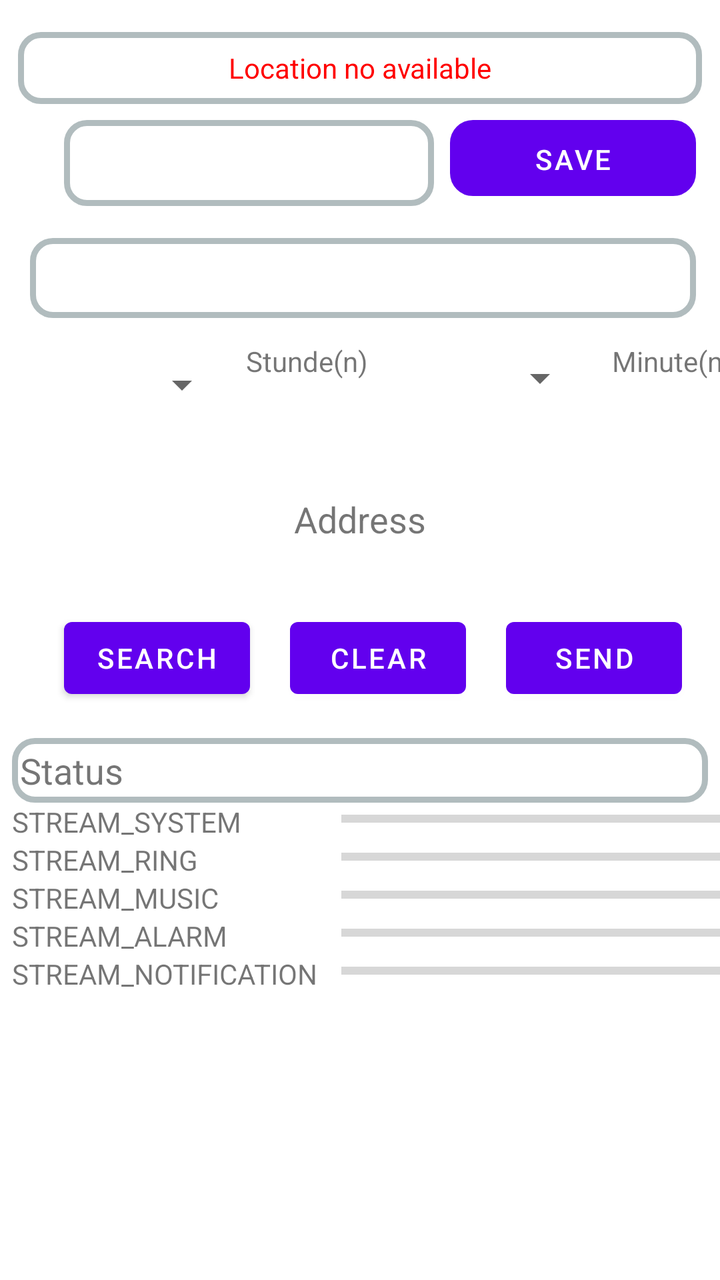
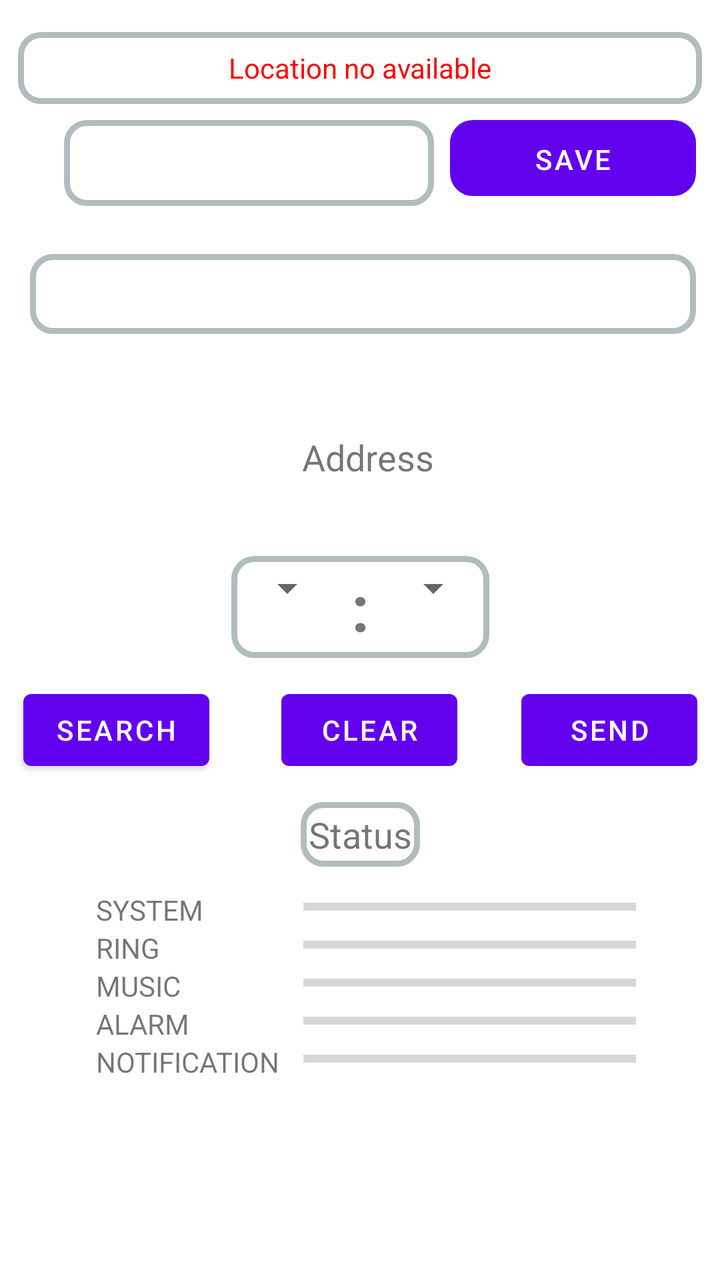

Two renders of the same Android screen: before a commit and after it. Below are the layout's source before the change and the commit's diff.
<!-- AndroidManifest.xml: activity theme Theme.IAmHere -->
<!-- res/layout/activity_main.xml -->
<?xml version="1.0" encoding="utf-8"?>
<androidx.constraintlayout.widget.ConstraintLayout xmlns:android="http://schemas.android.com/apk/res/android"
    xmlns:app="http://schemas.android.com/apk/res-auto"
    xmlns:tools="http://schemas.android.com/tools"
    android:id="@+id/main"
    android:layout_width="match_parent"
    android:layout_height="match_parent"
    android:visibility="visible">

    <TextView
        android:id="@+id/textViewLocationAvailable"
        android:layout_width="342dp"
        android:layout_height="36dp"
        android:layout_marginTop="16dp"
        android:gravity="center"
        android:text="@string/location_no_available"
        android:textColor="#FF0000"
        android:background="@drawable/custom_border"
        app:layout_constraintEnd_toEndOf="parent"
        app:layout_constraintHorizontal_bias="0.492"
        app:layout_constraintStart_toStartOf="parent"
        app:layout_constraintTop_toTopOf="parent" />

    <EditText
        android:id="@+id/editTextPhone"
        android:layout_width="185dp"
        android:layout_height="43dp"
        android:layout_marginStart="32dp"
        android:layout_marginTop="8dp"
        android:autofillHints="123456789"
        android:background="@drawable/custom_border"
        android:labelFor="@id/buttonSaveNumber"
        android:paddingStart="8sp"
        app:layout_constraintStart_toStartOf="parent"
        app:layout_constraintTop_toBottomOf="@+id/textViewLocationAvailable"
        tools:ignore="RtlSymmetry,SpeakableTextPresentCheck,TouchTargetSizeCheck" />

    <Spinner
        android:id="@+id/spinnerInfo"
        android:layout_width="333dp"
        android:layout_height="40dp"
        android:layout_marginTop="16dp"
        android:paddingStart="8sp"
        android:paddingEnd="8sp"
        android:background="@drawable/custom_border"
        android:spinnerMode="dropdown"
        app:layout_constraintEnd_toEndOf="parent"
        app:layout_constraintHorizontal_bias="0.551"
        app:layout_constraintStart_toStartOf="parent"
        app:layout_constraintTop_toBottomOf="@+id/editTextPhone"
        tools:ignore="RtlSymmetry,TouchTargetSizeCheck" />

    <TextView
        android:id="@+id/textViewAddress"
        android:layout_width="296dp"
        android:layout_height="75dp"
        android:layout_marginTop="8dp"
        android:gravity="center"
        android:text="@string/address"
        android:textSize="18sp"
        app:layout_constraintEnd_toEndOf="parent"
        app:layout_constraintHorizontal_bias="0.495"
        app:layout_constraintStart_toStartOf="parent"
        app:layout_constraintTop_toBottomOf="@+id/spinnerHour" />

    <Button
        android:id="@+id/buttonSaveNumber"
        android:layout_width="123dp"
        android:layout_height="38dp"
        android:layout_marginStart="8dp"
        android:layout_marginTop="8dp"
        android:text="@string/save"
        android:textSize="14sp"
        android:background="@drawable/custom_border"
        app:layout_constraintStart_toEndOf="@+id/editTextPhone"
        app:layout_constraintTop_toBottomOf="@+id/textViewLocationAvailable"
        tools:ignore="TouchTargetSizeCheck" />

    <Button
        android:id="@+id/buttonSearchLocation"
        android:layout_width="wrap_content"
        android:layout_height="wrap_content"
        android:layout_marginStart="32dp"
        android:layout_marginTop="8dp"
        android:text="@string/search"
        android:textSize="14sp"
        app:layout_constraintStart_toStartOf="parent"
        app:layout_constraintTop_toBottomOf="@+id/textViewAddress" />

    <Button
        android:id="@+id/buttonSendSMS"
        android:layout_width="wrap_content"
        android:layout_height="wrap_content"
        android:layout_marginStart="20dp"
        android:layout_marginTop="8dp"
        android:text="@string/send"
        android:textSize="14sp"
        app:layout_constraintStart_toEndOf="@+id/buttonClear"
        app:layout_constraintTop_toBottomOf="@+id/textViewAddress" />

    <Button
        android:id="@+id/buttonClear"
        android:layout_width="wrap_content"
        android:layout_height="wrap_content"
        android:layout_marginStart="20dp"
        android:layout_marginTop="8dp"
        android:text="clear"
        app:layout_constraintStart_toEndOf="@+id/buttonSearchLocation"
        app:layout_constraintTop_toBottomOf="@+id/textViewAddress" />

    <TextView
        android:id="@+id/textViewStatus"
        android:layout_width="348dp"
        android:layout_height="wrap_content"
        android:layout_marginTop="16dp"
        android:text="@string/status"
        android:textSize="18sp"
        android:background="@drawable/custom_border"
        app:layout_constraintEnd_toEndOf="parent"
        app:layout_constraintHorizontal_bias="0.498"
        app:layout_constraintStart_toStartOf="parent"
        app:layout_constraintTop_toBottomOf="@+id/buttonClear" />

    <ProgressBar
        android:id="@+id/progressBar"
        style="?android:attr/progressBarStyle"
        android:layout_width="78dp"
        android:layout_height="83dp"
        android:layout_marginEnd="40dp"
        android:layout_marginBottom="180dp"
        android:visibility="invisible"
        app:layout_constraintBottom_toBottomOf="parent"
        app:layout_constraintEnd_toEndOf="parent" />

    <Spinner
        android:id="@+id/spinnerHour"
        android:layout_width="83dp"
        android:layout_height="43dp"
        android:layout_marginStart="32dp"
        android:layout_marginTop="12dp"
        android:spinnerMode="dropdown"
        app:layout_constraintStart_toStartOf="parent"
        app:layout_constraintTop_toBottomOf="@+id/spinnerInfo"
        tools:ignore="MissingConstraints,TouchTargetSizeCheck" />

    <Spinner
        android:id="@+id/spinnerMinutes"
        android:layout_width="82dp"
        android:layout_height="44dp"
        android:layout_marginStart="28dp"
        android:layout_marginTop="8dp"
        android:spinnerMode="dropdown"
        app:layout_constraintStart_toEndOf="@+id/textView"
        app:layout_constraintTop_toBottomOf="@+id/spinnerInfo"
        tools:ignore="MissingConstraints,TouchTargetSizeCheck" />

    <TextView
        android:id="@+id/textView"
        android:layout_width="wrap_content"
        android:layout_height="30dp"
        android:layout_marginStart="8dp"
        android:layout_marginTop="12dp"
        android:text="@string/stunde_n"
        app:layout_constraintStart_toEndOf="@+id/spinnerHour"
        app:layout_constraintTop_toBottomOf="@+id/spinnerInfo" />

    <TextView
        android:id="@+id/textView2"
        android:layout_width="wrap_content"
        android:layout_height="30dp"
        android:layout_marginStart="12dp"
        android:layout_marginTop="12dp"
        android:text="@string/minute_n"
        app:layout_constraintStart_toEndOf="@+id/spinnerMinutes"
        app:layout_constraintTop_toBottomOf="@+id/spinnerInfo" />


    <include
        layout="@layout/table_audio"
        android:layout_width="match_parent"
        android:layout_height="wrap_content"
        app:layout_constraintEnd_toEndOf="parent"
        app:layout_constraintHorizontal_bias="0.498"
        app:layout_constraintStart_toStartOf="parent"
        app:layout_constraintTop_toBottomOf="@+id/textViewStatus" />



</androidx.constraintlayout.widget.ConstraintLayout>
<!-- res/layout/table_audio.xml (included above) -->
<?xml version="1.0" encoding="utf-8"?>
<androidx.constraintlayout.widget.ConstraintLayout
    xmlns:android="http://schemas.android.com/apk/res/android"
    xmlns:tools="http://schemas.android.com/tools"
    android:layout_width="match_parent"
    android:layout_height="match_parent">

    <TableLayout
        android:layout_width="match_parent"
        android:layout_height="match_parent"
        tools:layout_editor_absoluteX="1dp"
        tools:layout_editor_absoluteY="1dp">

        <TableRow
            android:layout_width="match_parent"
            android:layout_height="match_parent" >

            <TextView
                android:id="@+id/textViewStreamSystem"
                android:layout_width="wrap_content"
                android:layout_height="wrap_content"
                android:layout_marginStart="6dp"
                android:layout_marginEnd="6dp"
                android:text="@string/stream_system" />

            <ProgressBar
                android:id="@+id/progressBarStreamSystem"
                style="?android:attr/progressBarStyleHorizontal"
                android:layout_width="120dp"
                android:layout_height="wrap_content"
                android:layout_marginStart="6dp"
                android:layout_marginEnd="6dp"/>
        </TableRow>

        <TableRow
            android:layout_width="match_parent"
            android:layout_height="match_parent" >

            <TextView
                android:id="@+id/textViewStreamRing"
                android:layout_width="wrap_content"
                android:layout_height="wrap_content"
                android:layout_marginStart="6dp"
                android:layout_marginEnd="6dp"
                android:text="@string/stream_ring" />

            <ProgressBar
                android:id="@+id/progressBarStreamRing"
                style="?android:attr/progressBarStyleHorizontal"
                android:layout_width="120dp"
                android:layout_height="wrap_content"
                android:layout_marginStart="6dp"
                android:layout_marginEnd="6dp"/>
        </TableRow>

        <TableRow
            android:layout_width="match_parent"
            android:layout_height="match_parent" >

            <TextView
                android:id="@+id/textViewStreamMusic"
                android:layout_width="wrap_content"
                android:layout_height="wrap_content"
                android:layout_marginStart="6dp"
                android:layout_marginEnd="6dp"
                android:text="@string/stream_music" />

            <ProgressBar
                android:id="@+id/progressBarStreamMusic"
                style="?android:attr/progressBarStyleHorizontal"
                android:layout_width="120dp"
                android:layout_height="wrap_content"
                android:layout_marginStart="6dp"
                android:layout_marginEnd="6dp"/>
        </TableRow>

        <TableRow
            android:layout_width="match_parent"
            android:layout_height="match_parent" >

            <TextView
                android:id="@+id/textViewStreamAlarm"
                android:layout_width="wrap_content"
                android:layout_height="wrap_content"
                android:layout_marginStart="6dp"
                android:layout_marginEnd="6dp"
                android:text="@string/stream_alarm" />

            <ProgressBar
                android:id="@+id/progressBarStreamAlarm"
                style="?android:attr/progressBarStyleHorizontal"
                android:layout_width="120dp"
                android:layout_height="wrap_content"
                android:layout_marginStart="6dp"
                android:layout_marginEnd="6dp"/>
        </TableRow>
        <TableRow
            android:layout_width="match_parent"
            android:layout_height="match_parent" >

            <TextView
                android:id="@+id/textViewStreamNotification"
                android:layout_width="wrap_content"
                android:layout_height="wrap_content"
                android:layout_marginStart="6dp"
                android:layout_marginEnd="6dp"
                android:text="@string/stream_notification" />

            <ProgressBar
                android:id="@+id/progressBarStreamNotification"
                style="?android:attr/progressBarStyleHorizontal"
                android:layout_width="220dp"
                android:layout_height="wrap_content"
                android:layout_marginStart="6dp"
                android:layout_marginEnd="6dp"/>
        </TableRow>
    </TableLayout>
</androidx.constraintlayout.widget.ConstraintLayout>
<!-- resources referenced by this layout -->
<resources>
  <!-- drawable custom_border (drawable) -->
  <?xml version="1.0" encoding="utf-8"?>
  <shape xmlns:android="http://schemas.android.com/apk/res/android">
      <stroke android:width="3dip" android:color="#B1BCBE" />
      <corners android:radius="10dip"/>
      <padding android:left="4dip" android:top="4dip" android:right="4dip" android:bottom="4dip" />
  </shape>
  <string name="address">Address</string>
  <string name="location_no_available">Location no available</string>
  <string name="minute_n">Minute(n)</string>
  <string name="save">Save</string>
  <string name="search">Search</string>
  <string name="send">Send</string>
  <string name="status">Status</string>
  <string name="stream_alarm">STREAM_ALARM</string>
  <string name="stream_music">STREAM_MUSIC</string>
  <string name="stream_notification">STREAM_NOTIFICATION</string>
  <string name="stream_ring">STREAM_RING</string>
  <string name="stream_system">STREAM_SYSTEM</string>
  <string name="stunde_n">Stunde(n)</string>
  <style name="Theme.IAmHere" parent="Theme.MaterialComponents.DayNight.DarkActionBar">
          
          <item name="colorPrimary">@color/purple_500</item>
          <item name="colorPrimaryVariant">@color/purple_700</item>
          <item name="colorOnPrimary">@color/white</item>
          
          <item name="colorSecondary">@color/teal_200</item>
          <item name="colorSecondaryVariant">@color/teal_700</item>
          <item name="colorOnSecondary">@color/black</item>
          
          <item name="android:statusBarColor">?attr/colorPrimaryVariant</item>
          
      </style>
  <color name="purple_500">#FF6200EE</color>
  <color name="purple_700">#FF3700B3</color>
  <color name="white">#FFFFFFFF</color>
  <color name="teal_200">#9103DAC5</color>
  <color name="teal_700">#8F018786</color>
  <color name="black">#FF000000</color>
</resources>

<!-- the commit's change to res/layout/activity_main.xml (unified diff, before → after) -->
@@ -12,10 +12,10 @@
         android:layout_width="342dp"
         android:layout_height="36dp"
         android:layout_marginTop="16dp"
+        android:background="@drawable/custom_border"
         android:gravity="center"
         android:text="@string/location_no_available"
         android:textColor="#FF0000"
-        android:background="@drawable/custom_border"
         app:layout_constraintEnd_toEndOf="parent"
         app:layout_constraintHorizontal_bias="0.492"
         app:layout_constraintStart_toStartOf="parent"
@@ -35,89 +35,105 @@
         app:layout_constraintTop_toBottomOf="@+id/textViewLocationAvailable"
         tools:ignore="RtlSymmetry,SpeakableTextPresentCheck,TouchTargetSizeCheck" />
 
-    <Spinner
-        android:id="@+id/spinnerInfo"
-        android:layout_width="333dp"
-        android:layout_height="40dp"
-        android:layout_marginTop="16dp"
-        android:paddingStart="8sp"
-        android:paddingEnd="8sp"
-        android:background="@drawable/custom_border"
-        android:spinnerMode="dropdown"
-        app:layout_constraintEnd_toEndOf="parent"
-        app:layout_constraintHorizontal_bias="0.551"
-        app:layout_constraintStart_toStartOf="parent"
-        app:layout_constraintTop_toBottomOf="@+id/editTextPhone"
-        tools:ignore="RtlSymmetry,TouchTargetSizeCheck" />
-
-    <TextView
-        android:id="@+id/textViewAddress"
-        android:layout_width="296dp"
-        android:layout_height="75dp"
-        android:layout_marginTop="8dp"
-        android:gravity="center"
-        android:text="@string/address"
-        android:textSize="18sp"
-        app:layout_constraintEnd_toEndOf="parent"
-        app:layout_constraintHorizontal_bias="0.495"
-        app:layout_constraintStart_toStartOf="parent"
-        app:layout_constraintTop_toBottomOf="@+id/spinnerHour" />
-
     <Button
         android:id="@+id/buttonSaveNumber"
         android:layout_width="123dp"
         android:layout_height="38dp"
         android:layout_marginStart="8dp"
         android:layout_marginTop="8dp"
+        android:background="@drawable/custom_border"
         android:text="@string/save"
         android:textSize="14sp"
-        android:background="@drawable/custom_border"
         app:layout_constraintStart_toEndOf="@+id/editTextPhone"
         app:layout_constraintTop_toBottomOf="@+id/textViewLocationAvailable"
         tools:ignore="TouchTargetSizeCheck" />
 
+    <Spinner
+        android:id="@+id/spinnerInfo"
+        android:layout_width="333dp"
+        android:layout_height="40dp"
+        android:layout_marginTop="24dp"
+        android:background="@drawable/custom_border"
+        android:paddingStart="8sp"
+        android:paddingEnd="8sp"
+        android:spinnerMode="dropdown"
+        app:layout_constraintEnd_toEndOf="parent"
+        app:layout_constraintHorizontal_bias="0.551"
+        app:layout_constraintStart_toStartOf="parent"
+        app:layout_constraintTop_toBottomOf="@+id/editTextPhone"
+        tools:ignore="RtlSymmetry,TouchTargetSizeCheck" />
+
+    <TextView
+        android:id="@+id/textViewAddress"
+        android:layout_width="296dp"
+        android:layout_height="75dp"
+        android:layout_marginTop="24dp"
+        android:gravity="center"
+        android:text="@string/address"
+        android:textSize="18sp"
+        app:layout_constraintEnd_toEndOf="parent"
+        app:layout_constraintHorizontal_bias="0.556"
+        app:layout_constraintStart_toStartOf="parent"
+        app:layout_constraintTop_toBottomOf="@+id/spinnerInfo" />
+
+    <include
+        android:id="@+id/include_time_layout"
+        layout="@layout/time_layout"
+        android:layout_width="wrap_content"
+        android:layout_height="wrap_content"
+        android:layout_marginTop="12sp"
+        app:layout_constraintEnd_toEndOf="parent"
+        app:layout_constraintHorizontal_bias="0.5"
+        app:layout_constraintStart_toStartOf="parent"
+        app:layout_constraintTop_toBottomOf="@+id/textViewAddress" />
+
     <Button
         android:id="@+id/buttonSearchLocation"
         android:layout_width="wrap_content"
         android:layout_height="wrap_content"
-        android:layout_marginStart="32dp"
-        android:layout_marginTop="8dp"
+        android:layout_marginStart="32sp"
+        android:layout_marginTop="12dp"
         android:text="@string/search"
         android:textSize="14sp"
-        app:layout_constraintStart_toStartOf="parent"
-        app:layout_constraintTop_toBottomOf="@+id/textViewAddress" />
+        app:layout_constraintEnd_toStartOf="@+id/buttonClear"
+        app:layout_constraintHorizontal_bias="0.5"
+        app:layout_constraintStart_toStartOf="parent"
+        app:layout_constraintTop_toBottomOf="@+id/include_time_layout" />
+
+    <Button
+        android:id="@+id/buttonClear"
+        android:layout_width="wrap_content"
+        android:layout_height="wrap_content"
+        android:layout_marginStart="36dp"
+        android:text="clear"
+        app:layout_constraintEnd_toStartOf="@+id/buttonSendSMS"
+        app:layout_constraintHorizontal_bias="0.5"
+        app:layout_constraintStart_toEndOf="@+id/buttonSearchLocation"
+        app:layout_constraintTop_toTopOf="@+id/buttonSearchLocation" />
 
     <Button
         android:id="@+id/buttonSendSMS"
         android:layout_width="wrap_content"
         android:layout_height="wrap_content"
-        android:layout_marginStart="20dp"
-        android:layout_marginTop="8dp"
+        android:layout_marginStart="32dp"
+        android:layout_marginEnd="32sp"
         android:text="@string/send"
         android:textSize="14sp"
+        app:layout_constraintEnd_toEndOf="parent"
+        app:layout_constraintHorizontal_bias="0.5"
         app:layout_constraintStart_toEndOf="@+id/buttonClear"
-        app:layout_constraintTop_toBottomOf="@+id/textViewAddress" />
-
-    <Button
-        android:id="@+id/buttonClear"
-        android:layout_width="wrap_content"
-        android:layout_height="wrap_content"
-        android:layout_marginStart="20dp"
-        android:layout_marginTop="8dp"
-        android:text="clear"
-        app:layout_constraintStart_toEndOf="@+id/buttonSearchLocation"
-        app:layout_constraintTop_toBottomOf="@+id/textViewAddress" />
+        app:layout_constraintTop_toTopOf="@+id/buttonClear" />
 
     <TextView
         android:id="@+id/textViewStatus"
-        android:layout_width="348dp"
-        android:layout_height="wrap_content"
-        android:layout_marginTop="16dp"
+        android:layout_width="wrap_content"
+        android:layout_height="wrap_content"
+        android:layout_marginTop="12dp"
+        android:background="@drawable/custom_border"
         android:text="@string/status"
         android:textSize="18sp"
-        android:background="@drawable/custom_border"
-        app:layout_constraintEnd_toEndOf="parent"
-        app:layout_constraintHorizontal_bias="0.498"
+        app:layout_constraintEnd_toEndOf="parent"
+        app:layout_constraintHorizontal_bias="0.5"
         app:layout_constraintStart_toStartOf="parent"
         app:layout_constraintTop_toBottomOf="@+id/buttonClear" />
 
@@ -132,60 +148,59 @@
         app:layout_constraintBottom_toBottomOf="parent"
         app:layout_constraintEnd_toEndOf="parent" />
 
-    <Spinner
-        android:id="@+id/spinnerHour"
-        android:layout_width="83dp"
-        android:layout_height="43dp"
-        android:layout_marginStart="32dp"
-        android:layout_marginTop="12dp"
-        android:spinnerMode="dropdown"
-        app:layout_constraintStart_toStartOf="parent"
-        app:layout_constraintTop_toBottomOf="@+id/spinnerInfo"
-        tools:ignore="MissingConstraints,TouchTargetSizeCheck" />
-
-    <Spinner
-        android:id="@+id/spinnerMinutes"
-        android:layout_width="82dp"
-        android:layout_height="44dp"
-        android:layout_marginStart="28dp"
-        android:layout_marginTop="8dp"
-        android:spinnerMode="dropdown"
-        app:layout_constraintStart_toEndOf="@+id/textView"
-        app:layout_constraintTop_toBottomOf="@+id/spinnerInfo"
-        tools:ignore="MissingConstraints,TouchTargetSizeCheck" />
-
-    <TextView
-        android:id="@+id/textView"
-        android:layout_width="wrap_content"
-        android:layout_height="30dp"
-        android:layout_marginStart="8dp"
-        android:layout_marginTop="12dp"
-        android:text="@string/stunde_n"
-        app:layout_constraintStart_toEndOf="@+id/spinnerHour"
-        app:layout_constraintTop_toBottomOf="@+id/spinnerInfo" />
-
-    <TextView
-        android:id="@+id/textView2"
-        android:layout_width="wrap_content"
-        android:layout_height="30dp"
-        android:layout_marginStart="12dp"
-        android:layout_marginTop="12dp"
-        android:text="@string/minute_n"
-        app:layout_constraintStart_toEndOf="@+id/spinnerMinutes"
-        app:layout_constraintTop_toBottomOf="@+id/spinnerInfo" />
-
-
     <include
         layout="@layout/table_audio"
         android:layout_width="match_parent"
         android:layout_height="wrap_content"
-        app:layout_constraintEnd_toEndOf="parent"
-        app:layout_constraintHorizontal_bias="0.498"
+        android:layout_marginStart="42sp"
+        android:layout_marginTop="12sp"
+        android:layout_marginEnd="42sp"
+        app:layout_constraintEnd_toEndOf="parent"
+        app:layout_constraintHorizontal_bias="0.5"
         app:layout_constraintStart_toStartOf="parent"
         app:layout_constraintTop_toBottomOf="@+id/textViewStatus" />
 
 
-
+</androidx.constraintlayout.widget.ConstraintLayout>
+<!-- res/layout/time_layout.xml (included above) -->
+<?xml version="1.0" encoding="utf-8"?>
+<androidx.constraintlayout.widget.ConstraintLayout xmlns:android="http://schemas.android.com/apk/res/android"
+    xmlns:app="http://schemas.android.com/apk/res-auto"
+    xmlns:tools="http://schemas.android.com/tools"
+    android:id="@+id/time_layout"
+    android:layout_width="match_parent"
+    android:layout_height="match_parent"
+    tools:context=".MainActivity">
+
+    <TableRow
+        android:layout_width="wrap_content"
+        android:layout_height="wrap_content"
+        android:background="@drawable/custom_border"
+        app:layout_constraintEnd_toEndOf="parent"
+        app:layout_constraintHorizontal_bias="0.5"
+        app:layout_constraintStart_toStartOf="parent"
+        app:layout_constraintTop_toTopOf="parent">
+
+        <Spinner
+            android:id="@+id/spinner_hour"
+            android:layout_width="wrap_content"
+            android:layout_height="wrap_content"
+            tools:ignore="TouchTargetSizeCheck" />
+
+        <TextView
+            android:id="@+id/doublePoint"
+            android:layout_width="wrap_content"
+            android:layout_height="wrap_content"
+            android:text=" : "
+            android:textSize="32sp"
+            android:textStyle="bold" />
+
+        <Spinner
+            android:id="@+id/spinner_minutes"
+            android:layout_width="wrap_content"
+            android:layout_height="wrap_content"
+            tools:ignore="TouchTargetSizeCheck" />
+    </TableRow>
 </androidx.constraintlayout.widget.ConstraintLayout>
 <!-- res/layout/table_audio.xml (included above) -->
 <?xml version="1.0" encoding="utf-8"?>
<!-- resource entries referenced after the edit -->
@@ -9,17 +9,15 @@
   </shape>
   <string name="address">Address</string>
   <string name="location_no_available">Location no available</string>
-  <string name="minute_n">Minute(n)</string>
   <string name="save">Save</string>
   <string name="search">Search</string>
   <string name="send">Send</string>
   <string name="status">Status</string>
-  <string name="stream_alarm">STREAM_ALARM</string>
-  <string name="stream_music">STREAM_MUSIC</string>
-  <string name="stream_notification">STREAM_NOTIFICATION</string>
-  <string name="stream_ring">STREAM_RING</string>
-  <string name="stream_system">STREAM_SYSTEM</string>
-  <string name="stunde_n">Stunde(n)</string>
+  <string name="stream_alarm">ALARM</string>
+  <string name="stream_music">MUSIC</string>
+  <string name="stream_notification">NOTIFICATION</string>
+  <string name="stream_ring">RING</string>
+  <string name="stream_system">SYSTEM</string>
   <style name="Theme.IAmHere" parent="Theme.MaterialComponents.DayNight.DarkActionBar">
           
           <item name="colorPrimary">@color/purple_500</item>
